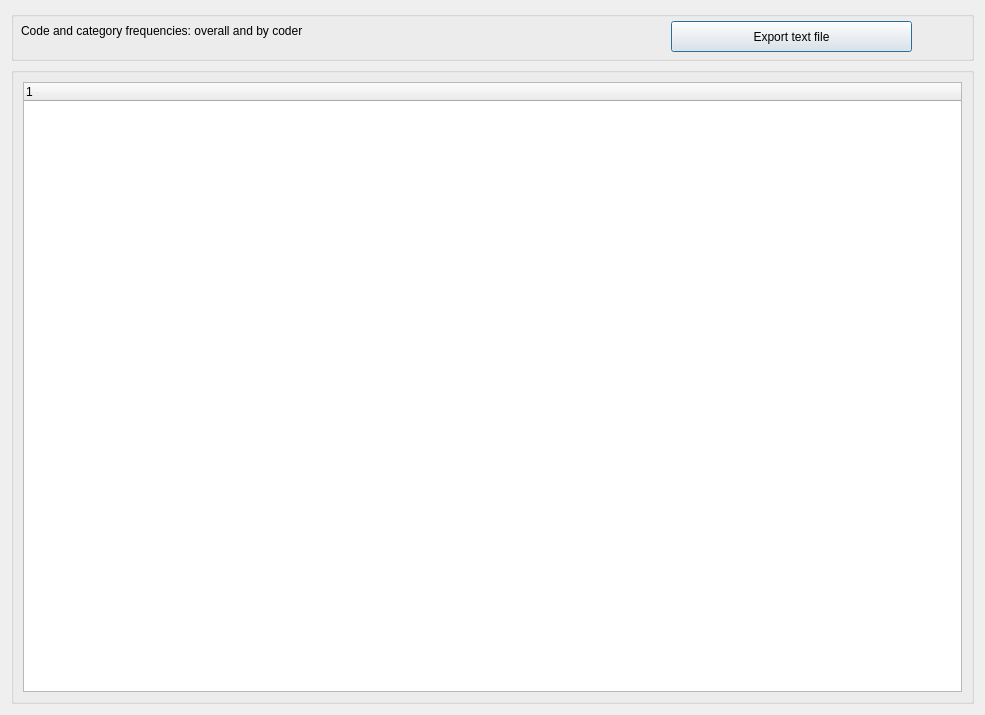
Old version of the form GUI_UIs/ui_dialog_report_code_frequencies.ui in the repository ccbogel/QualCoder.
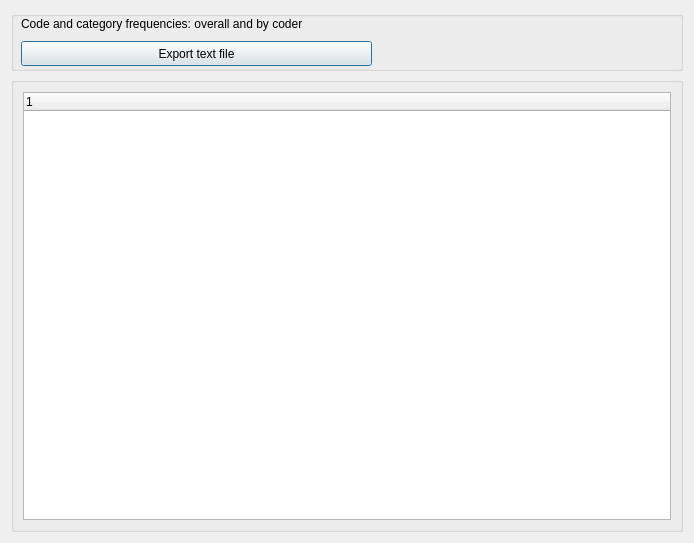
New version of the form.

Commit message: smaller dialog

The edit to the form file:
```diff
--- a/GUI_UIs/ui_dialog_report_code_frequencies.ui
+++ b/GUI_UIs/ui_dialog_report_code_frequencies.ui
@@ -9,8 +9,8 @@
    <rect>
     <x>0</x>
     <y>0</y>
-    <width>985</width>
-    <height>715</height>
+    <width>694</width>
+    <height>543</height>
    </rect>
   </property>
   <property name="windowTitle">
@@ -22,50 +22,37 @@
      <property name="minimumSize">
       <size>
        <width>0</width>
-       <height>50</height>
+       <height>60</height>
       </size>
      </property>
      <property name="maximumSize">
       <size>
        <width>16777215</width>
-       <height>50</height>
+       <height>60</height>
       </size>
      </property>
      <property name="title">
       <string/>
      </property>
-     <widget class="QPushButton" name="pushButton_exporttext">
-      <property name="geometry">
-       <rect>
-        <x>660</x>
-        <y>10</y>
-        <width>241</width>
-        <height>31</height>
-       </rect>
-      </property>
-      <property name="text">
-       <string>Export text file</string>
-      </property>
-     </widget>
      <widget class="QLabel" name="label_selections">
       <property name="geometry">
        <rect>
         <x>10</x>
         <y>0</y>
         <width>481</width>
-        <height>40</height>
+        <height>26</height>
        </rect>
       </property>
       <property name="minimumSize">
        <size>
         <width>0</width>
-        <height>40</height>
+        <height>26</height>
        </size>
       </property>
       <property name="maximumSize">
        <size>
         <width>16777213</width>
-        <height>40</height>
+        <height>26</height>
        </size>
       </property>
       <property name="text">
@@ -75,6 +62,19 @@
        <bool>true</bool>
       </property>
      </widget>
+     <widget class="QPushButton" name="pushButton_exporttext">
+      <property name="geometry">
+       <rect>
+        <x>10</x>
+        <y>30</y>
+        <width>351</width>
+        <height>25</height>
+       </rect>
+      </property>
+      <property name="text">
+       <string>Export text file</string>
+      </property>
+     </widget>
     </widget>
    </item>
    <item>
```
Left out of the diff: 3 changed lines with no effect on the pictures.
